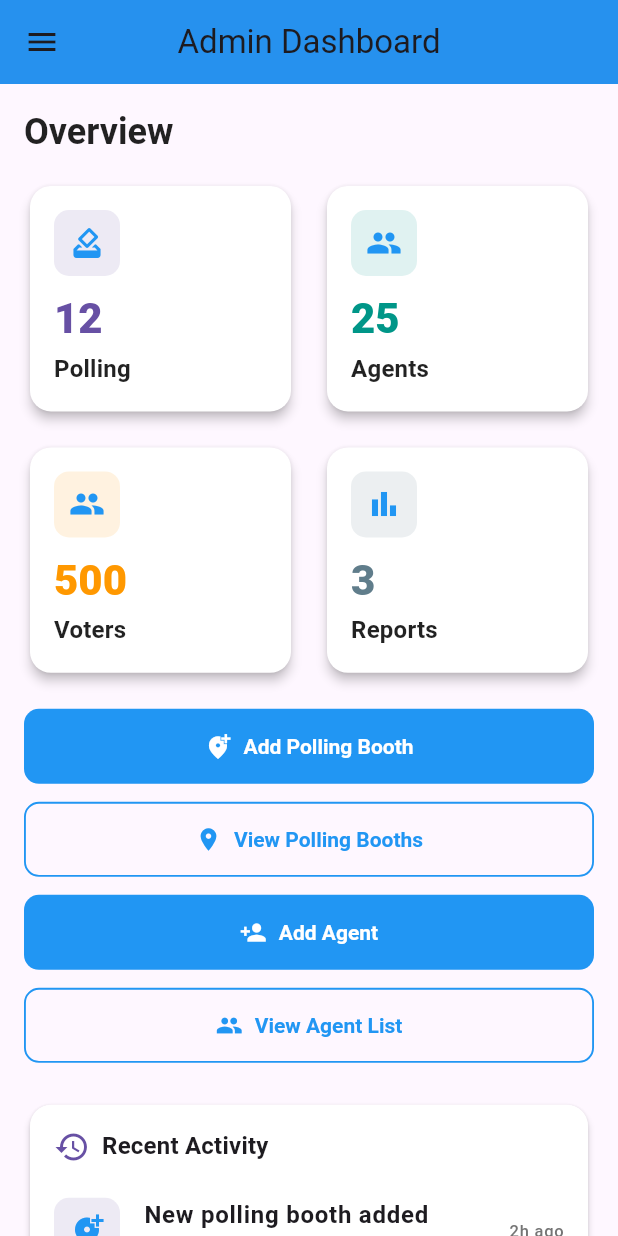
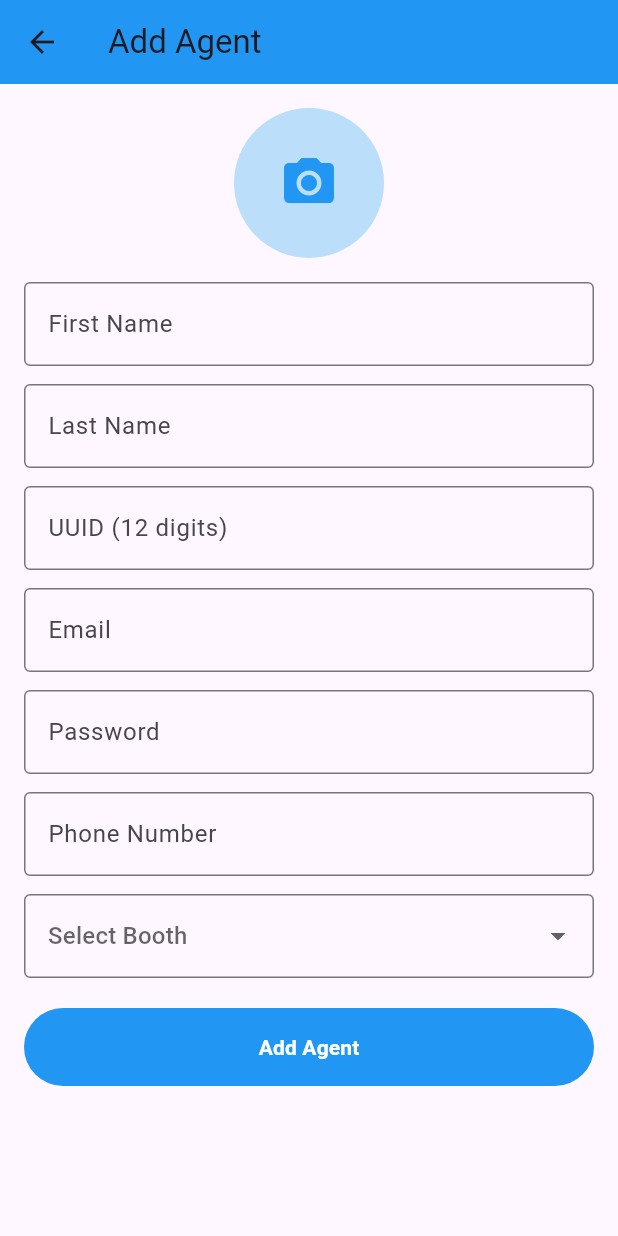
Before and after one commit to Vk9769/voting_management, a Flutter app: the AdminDashboard screen opened directly, after a tap on "Add Agent", on a phone screen of 412 x 824 dp. Run offline on Flutter 3.47's test engine with Material 3 defaults, Android fonts, the phone set to English and light mode, and no system bars; our stand-ins replace fluttertoast, geocoding, geolocator, google_maps_flutter, image_picker, shared_preferences; accounts and stored records are empty.

Commit message:
add agent page added

```diff
--- /dev/null
+++ b/lib/screens/add_agent_page.dart
@@ -0,0 +1,211 @@
+import 'dart:io';
+import 'package:flutter/material.dart';
+import 'package:image_picker/image_picker.dart';
+import 'view_all_booth.dart'; // for demo booths
+
+class AddAgentPage extends StatefulWidget {
+  const AddAgentPage({super.key});
+
+  @override
+  State<AddAgentPage> createState() => _AddAgentPageState();
+}
+
+class _AddAgentPageState extends State<AddAgentPage> {
+  File? profileImage;
+  final ImagePicker _picker = ImagePicker();
+
+  final TextEditingController _firstNameCtrl = TextEditingController();
+  final TextEditingController _lastNameCtrl = TextEditingController();
+  final TextEditingController _uuidCtrl = TextEditingController();
+  final TextEditingController _emailCtrl = TextEditingController();
+  final TextEditingController _passwordCtrl = TextEditingController();
+  final TextEditingController _phoneCtrl = TextEditingController();
+
+  Booth? selectedBooth;
+
+  Future<void> _pickImage() async {
+    final XFile? image = await _picker.pickImage(source: ImageSource.gallery);
+    if (image != null) {
+      setState(() {
+        profileImage = File(image.path);
+      });
+    }
+  }
+
+  void _submitAgent() {
+    if (_firstNameCtrl.text.isEmpty ||
+        _lastNameCtrl.text.isEmpty ||
+        _uuidCtrl.text.isEmpty ||
+        _emailCtrl.text.isEmpty ||
+        _passwordCtrl.text.isEmpty ||
+        _phoneCtrl.text.isEmpty ||
+        selectedBooth == null) {
+      ScaffoldMessenger.of(context).showSnackBar(
+        const SnackBar(content: Text('Please fill all fields')),
+      );
+      return;
+    }
+
+    if (_uuidCtrl.text.length != 12) {
+      ScaffoldMessenger.of(context).showSnackBar(
+        const SnackBar(content: Text('UUID must be 12 digits')),
+      );
+      return;
+    }
+
+    // For now, just print agent info
+    print("Agent Info:");
+    print("Name: ${_firstNameCtrl.text} ${_lastNameCtrl.text}");
+    print("UUID: ${_uuidCtrl.text}");
+    print("Email: ${_emailCtrl.text}");
+    print("Phone: ${_phoneCtrl.text}");
+    print("Booth: ${selectedBooth!.name}");
+
+    ScaffoldMessenger.of(context).showSnackBar(
+      const SnackBar(content: Text('Agent Added Successfully (Demo)')),
+    );
+
+    // Clear fields
+    _firstNameCtrl.clear();
+    _lastNameCtrl.clear();
+    _uuidCtrl.clear();
+    _emailCtrl.clear();
+    _passwordCtrl.clear();
+    _phoneCtrl.clear();
+    setState(() {
+      profileImage = null;
+      selectedBooth = null;
+    });
+  }
+
+  @override
+  Widget build(BuildContext context) {
+    return Scaffold(
+      appBar: AppBar(
+        title: const Text("Add Agent"),
+        backgroundColor: Colors.blue,
+      ),
+      body: SingleChildScrollView(
+        padding: const EdgeInsets.all(16),
+        child: Column(
+          children: [
+            // Profile photo
+            GestureDetector(
+              onTap: _pickImage,
+              child: CircleAvatar(
+                radius: 50,
+                backgroundColor: Colors.blue.shade100,
+                backgroundImage: profileImage != null ? FileImage(profileImage!) : null,
+                child: profileImage == null
+                    ? const Icon(Icons.camera_alt, size: 40, color: Colors.blue)
+                    : null,
+              ),
+            ),
+            const SizedBox(height: 16),
+
+            // First Name
+            TextField(
+              controller: _firstNameCtrl,
+              decoration: const InputDecoration(
+                labelText: "First Name",
+                border: OutlineInputBorder(),
+              ),
+            ),
+            const SizedBox(height: 12),
+
+            // Last Name
+            TextField(
+              controller: _lastNameCtrl,
+              decoration: const InputDecoration(
+                labelText: "Last Name",
+                border: OutlineInputBorder(),
+              ),
+            ),
+            const SizedBox(height: 12),
+
+            // UUID
+            TextField(
+              controller: _uuidCtrl,
+              keyboardType: TextInputType.number,
+              decoration: const InputDecoration(
+                labelText: "UUID (12 digits)",
+                border: OutlineInputBorder(),
+              ),
+            ),
+            const SizedBox(height: 12),
+
+            // Email
+            TextField(
+              controller: _emailCtrl,
+              keyboardType: TextInputType.emailAddress,
+              decoration: const InputDecoration(
+                labelText: "Email",
+                border: OutlineInputBorder(),
+              ),
+            ),
+            const SizedBox(height: 12),
+
+            // Password
+            TextField(
+              controller: _passwordCtrl,
+              obscureText: true,
+              decoration: const InputDecoration(
+                labelText: "Password",
+                border: OutlineInputBorder(),
+              ),
+            ),
+            const SizedBox(height: 12),
+
+            // Phone
+            TextField(
+              controller: _phoneCtrl,
+              keyboardType: TextInputType.phone,
+              decoration: const InputDecoration(
+                labelText: "Phone Number",
+                border: OutlineInputBorder(),
+              ),
+            ),
+            const SizedBox(height: 12),
+
+            // Select Booth
+            DropdownButtonFormField<Booth>(
+              value: selectedBooth,
+              hint: const Text("Select Booth"),
+              items: demoBooths.map((booth) {
+                return DropdownMenuItem<Booth>(
+                  value: booth,
+                  child: Text(booth.name),
+                );
+              }).toList(),
+              onChanged: (value) {
+                setState(() {
+                  selectedBooth = value;
+                });
+              },
+              decoration: const InputDecoration(
+                border: OutlineInputBorder(),
+              ),
+            ),
+            const SizedBox(height: 20),
+
+            // Submit button
+            SizedBox(
+              width: double.infinity,
+              child: FilledButton(
+                style: FilledButton.styleFrom(
+                  backgroundColor: Colors.blue,
+                  padding: const EdgeInsets.symmetric(vertical: 16),
+                ),
+                onPressed: _submitAgent,
+                child: const Text(
+                  "Add Agent",
+                  style: TextStyle(color: Colors.white, fontWeight: FontWeight.bold),
+                ),
+              ),
+            ),
+          ],
+        ),
+      ),
+    );
+  }
+}
--- a/lib/screens/admin_dashboard.dart
+++ b/lib/screens/admin_dashboard.dart
@@ -3,6 +3,7 @@ import 'package:flutter/material.dart';
 import 'login_page.dart';
 import 'add_polling_booth_page.dart';
 import 'view_all_booth.dart';
+import 'add_agent_page.dart';
 import 'package:shared_preferences/shared_preferences.dart';
 
 class AdminDashboard extends StatelessWidget {
@@ -417,7 +418,12 @@ class _ActionsRow extends StatelessWidget {
         SizedBox(
           width: wide ? 260 : double.infinity,
           child: FilledButton.icon(
-            onPressed: () {},
+            onPressed: () {
+              Navigator.push(
+                context,
+                MaterialPageRoute(builder: (_) => const AddAgentPage()),
+              );
+            },
             icon: const Icon(Icons.person_add),
             label: const Text('Add Agent'),
             style: FilledButton.styleFrom(
--- a/pubspec.yaml
+++ b/pubspec.yaml
@@ -18,6 +18,7 @@ dependencies:
   validators: ^3.0.0
   http: ^1.2.2
   shared_preferences: ^2.2.3
+  image_picker: ^1.1.2
 
 
 dev_dependencies:
```
Also changed, not shown: pubspec.lock.
